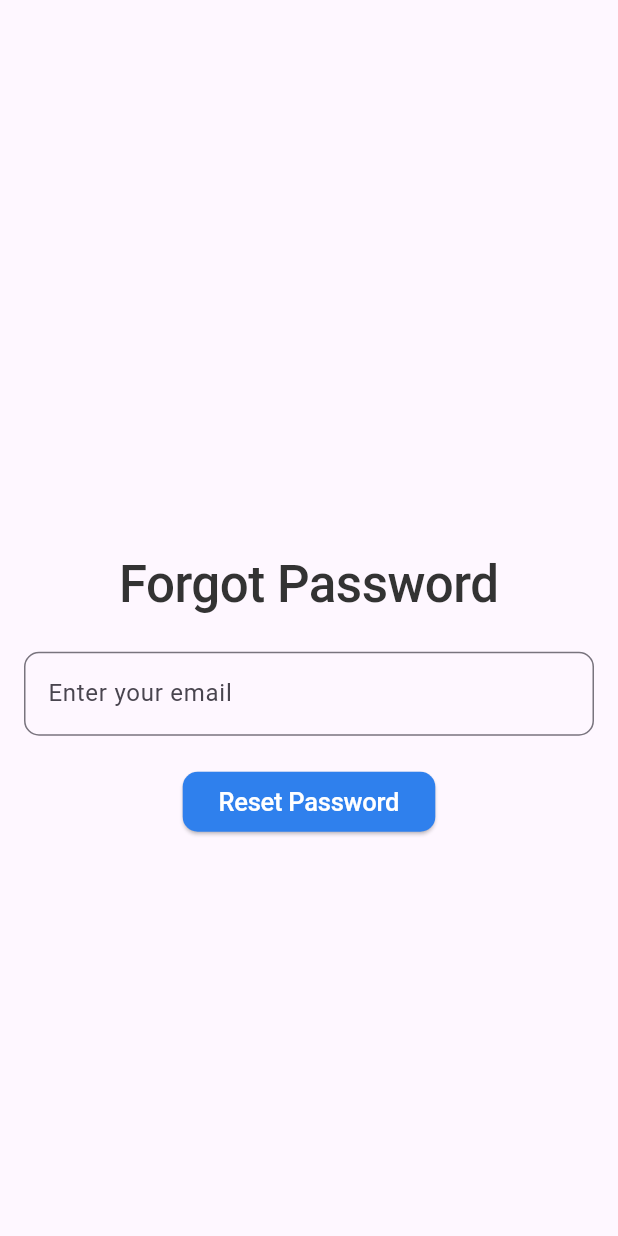
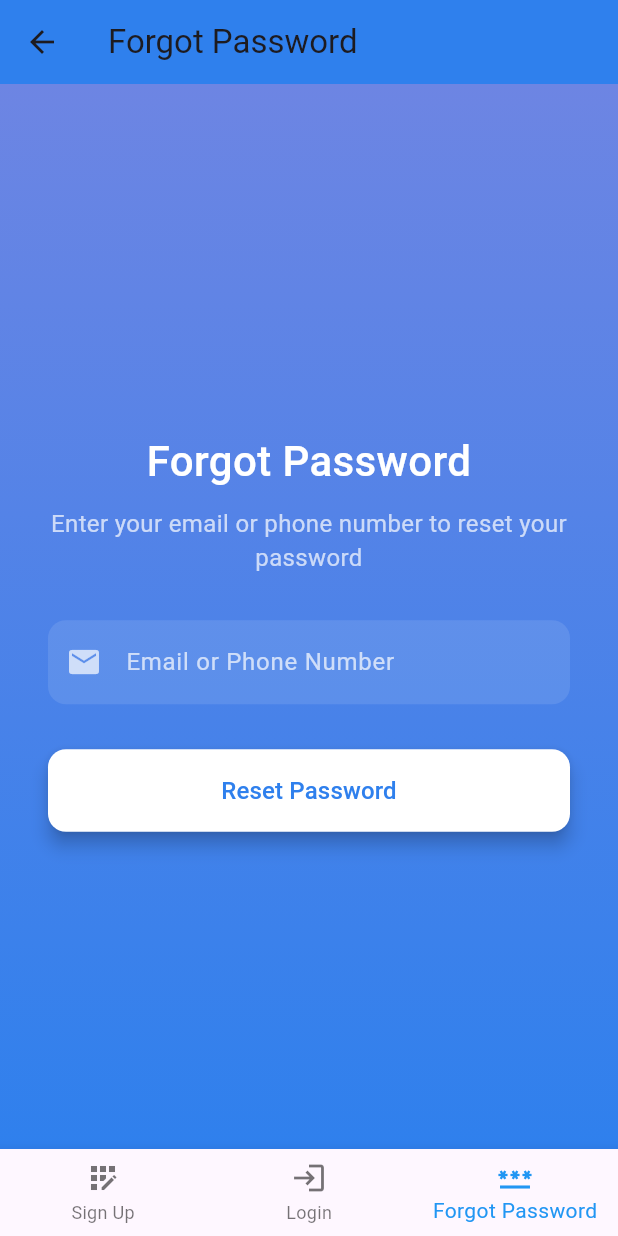
Before and after one commit to aymenzouaoui/sinstressprojet, a Flutter app: the ForgotPasswordScreen screen opened directly, on a phone screen of 412 x 824 dp. Run offline on Flutter 3.47's test engine with Material 3 defaults, Android fonts, the light colour scheme and no system bars; our stand-ins replace flutter_local_notifications, flutter_map, geocoding, image_picker, latlong2, location and 3 more.

Commit message:
Update forgot_password_screen.dart

```diff
--- a/lib/screens/auth/forgot_password_screen.dart
+++ b/lib/screens/auth/forgot_password_screen.dart
@@ -1,4 +1,8 @@
+
+import 'package:client/screens/auth/login_screen.dart';
+import 'package:client/screens/auth/signup_screen.dart';
 import 'package:flutter/material.dart';
+import 'otp_screen.dart'; // Ensure you have this import
 
 class ForgotPasswordScreen extends StatefulWidget {
   const ForgotPasswordScreen({super.key});
@@ -7,10 +11,30 @@ class ForgotPasswordScreen extends StatefulWidget {
   _ForgotPasswordScreenState createState() => _ForgotPasswordScreenState();
 }
 
-class _ForgotPasswordScreenState extends State<ForgotPasswordScreen> {
+class _ForgotPasswordScreenState extends State<ForgotPasswordScreen> with SingleTickerProviderStateMixin {
   final _formKey = GlobalKey<FormState>();
-  String _email = '';
+  String _contact = '';
   bool _isLoading = false;
+  int _selectedIndex = 2; // Default to Forgot Password tab
+  late AnimationController _controller;
+  late Animation<double> _animation;
+
+  @override
+  void initState() {
+    super.initState();
+    _controller = AnimationController(
+      duration: const Duration(seconds: 1),
+      vsync: this,
+    );
+    _animation = CurvedAnimation(parent: _controller, curve: Curves.easeInOut);
+    _controller.forward();
+  }
+
+  @override
+  void dispose() {
+    _controller.dispose();
+    super.dispose();
+  }
 
   void _resetPassword() async {
     if (_formKey.currentState!.validate()) {
@@ -28,79 +52,205 @@ class _ForgotPasswordScreenState extends State<ForgotPasswordScreen> {
       });
 
       ScaffoldMessenger.of(context).showSnackBar(
-        SnackBar(content: Text('Password reset link has been sent to $_email')),
+        SnackBar(
+          content: Text('OTP has been sent to $_contact'),
+        ),
+      );
+
+      Navigator.pushReplacement(
+        context,
+        PageRouteBuilder(
+          pageBuilder: (context, animation, secondaryAnimation) => OTPScreen(contact: _contact),
+          transitionsBuilder: (context, animation, secondaryAnimation, child) {
+            const begin = Offset(1.0, 0.0);
+            const end = Offset.zero;
+            const curve = Curves.ease;
+
+            var tween = Tween(begin: begin, end: end).chain(CurveTween(curve: curve));
+            var offsetAnimation = animation.drive(tween);
+
+            return SlideTransition(
+              position: offsetAnimation,
+              child: child,
+            );
+          },
+        ),
       );
     }
+  }
+
+  bool _isEmail(String input) {
+    final emailRegex = RegExp(r'^[^@]+@[^@]+\.[^@]+');
+    return emailRegex.hasMatch(input);
+  }
+
+  void _onItemTapped(int index) {
+    setState(() {
+      _selectedIndex = index;
+    });
+
+    Widget screen;
+    switch (index) {
+      case 0:
+        screen = const SignupScreen();
+        break;
+      case 1:
+        screen = const LoginScreen();
+        break;
+      case 2:
+      default:
+        return; // Current screen is Forgot Password, no action needed
+    }
+
+    Navigator.pushReplacement(
+      context,
+      PageRouteBuilder(
+        pageBuilder: (context, animation, secondaryAnimation) => screen,
+        transitionsBuilder: (context, animation, secondaryAnimation, child) {
+          const begin = Offset(1.0, 0.0);
+          const end = Offset.zero;
+          const curve = Curves.ease;
+
+          var tween = Tween(begin: begin, end: end).chain(CurveTween(curve: curve));
+          var offsetAnimation = animation.drive(tween);
+
+          return SlideTransition(
+            position: offsetAnimation,
+            child: child,
+          );
+        },
+      ),
+    );
   }
 
   @override
   Widget build(BuildContext context) {
     return Scaffold(
-      body: Center(
+      appBar: AppBar(
+        title: const Text('Forgot Password'),
+        backgroundColor: const Color(0xFF2F80ED),
+        elevation: 0,
+      ),
+      body: Stack(
+        children: [
+          Container(
+            decoration: const BoxDecoration(
+              gradient: LinearGradient(
+                colors: [Color(0xFF6D85E3), Color(0xFF2F80ED)],
+                begin: Alignment.topCenter,
+                end: Alignment.bottomCenter,
+              ),
+            ),
+          ),
+          Center(
             child: SingleChildScrollView(
-          child: Padding(
-            padding: const EdgeInsets.all(16.0),
+              padding: const EdgeInsets.symmetric(horizontal: 32.0),
+              child: FadeTransition(
+                opacity: _animation,
                 child: Form(
                   key: _formKey,
                   child: Column(
+                    crossAxisAlignment: CrossAxisAlignment.stretch,
                     children: [
-                  const SizedBox(height: 100),
+                      const SizedBox(height: 40),
                       const Text(
                         'Forgot Password',
                         style: TextStyle(
-                      color: Color(0xFF333333),
-                      fontSize: 34,
+                          color: Colors.white,
+                          fontSize: 28,
                           fontFamily: 'Roboto',
                           fontWeight: FontWeight.w500,
-                      letterSpacing: -0.34,
                         ),
+                        textAlign: TextAlign.center,
                       ),
-                  const SizedBox(height: 20),
+                      const SizedBox(height: 10),
+                      const Text(
+                        'Enter your email or phone number to reset your password',
+                        style: TextStyle(
+                          color: Colors.white70,
+                          fontSize: 16,
+                          fontFamily: 'Roboto',
+                        ),
+                        textAlign: TextAlign.center,
+                      ),
+                      const SizedBox(height: 30),
                       TextFormField(
                         decoration: InputDecoration(
-                      hintText: 'Enter your email',
+                          hintText: 'Email or Phone Number',
+                          hintStyle: TextStyle(color: Colors.white70),
+                          filled: true,
+                          fillColor: Colors.white.withOpacity(0.1),
                           border: OutlineInputBorder(
-                        borderRadius: BorderRadius.circular(10),
+                            borderRadius: BorderRadius.circular(12.0),
+                            borderSide: BorderSide.none,
                           ),
+                          prefixIcon: const Icon(Icons.email, color: Colors.white70),
                         ),
+                        style: const TextStyle(color: Colors.white),
                         validator: (value) {
-                      if (value!.isEmpty) {
-                        return 'Please enter your email';
+                          if (value == null || value.isEmpty) {
+                            return 'Please enter your email or phone number';
+                          } else if (!_isEmail(value) && value.length != 10) {
+                            return 'Please enter a valid email or phone number';
                           }
                           return null;
                         },
                         onSaved: (value) {
-                      _email = value!;
+                          _contact = value!;
                         },
                       ),
-                  const SizedBox(height: 20),
+                      const SizedBox(height: 30),
                       _isLoading
-                      ? const CircularProgressIndicator()
+                          ? const Center(child: CircularProgressIndicator())
                           : ElevatedButton(
                               onPressed: _resetPassword,
                               style: ElevatedButton.styleFrom(
-                            backgroundColor: const Color(0xFF2F80ED),
+                                padding: const EdgeInsets.symmetric(vertical: 16.0),
+                                backgroundColor: Colors.white,
                                 shape: RoundedRectangleBorder(
-                              borderRadius: BorderRadius.circular(10),
+                                  borderRadius: BorderRadius.circular(12),
                                 ),
+                                elevation: 5,
+                                shadowColor: Colors.black,
                               ),
                               child: const Text(
                                 'Reset Password',
                                 style: TextStyle(
-                              color: Colors.white,
-                              fontSize: 17,
+                                  color: Color(0xFF2F80ED),
+                                  fontSize: 16,
                                   fontFamily: 'Roboto',
                                   fontWeight: FontWeight.w500,
-                              letterSpacing: -0.17,
                                 ),
                               ),
                             ),
+                      const SizedBox(height: 20),
                     ],
                   ),
                 ),
               ),
             ),
           ),
+        ],
+      ),
+      bottomNavigationBar: BottomNavigationBar(
+        items: const <BottomNavigationBarItem>[
+          BottomNavigationBarItem(
+            icon: Icon(Icons.app_registration),
+            label: 'Sign Up',
+          ),
+          BottomNavigationBarItem(
+            icon: Icon(Icons.login),
+            label: 'Login',
+          ),
+          BottomNavigationBarItem(
+            icon: Icon(Icons.password),
+            label: 'Forgot Password',
+          ),
+        ],
+        currentIndex: _selectedIndex,
+        selectedItemColor: Colors.blue,
+        onTap: _onItemTapped,
+      ),
     );
   }
 }
```
Lines whose indentation alone changed are shown as unchanged.
